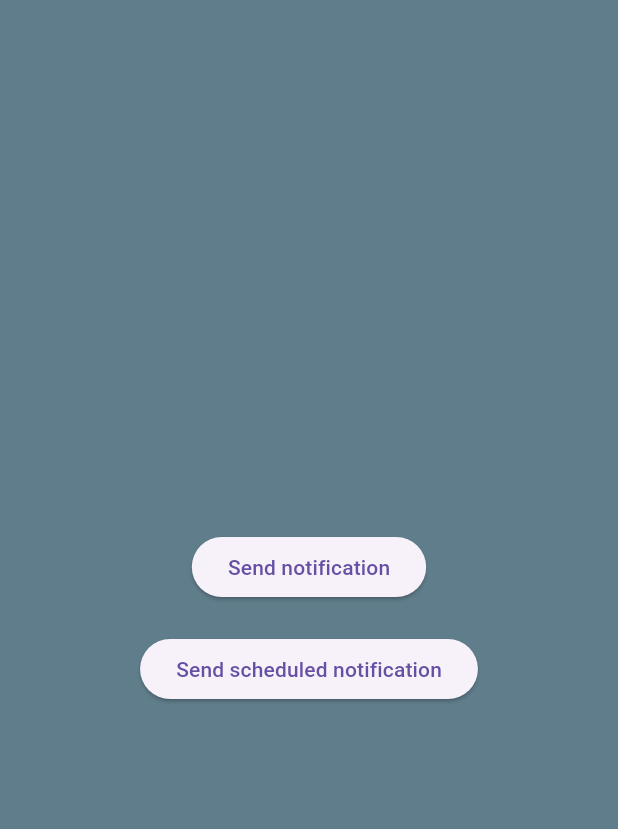
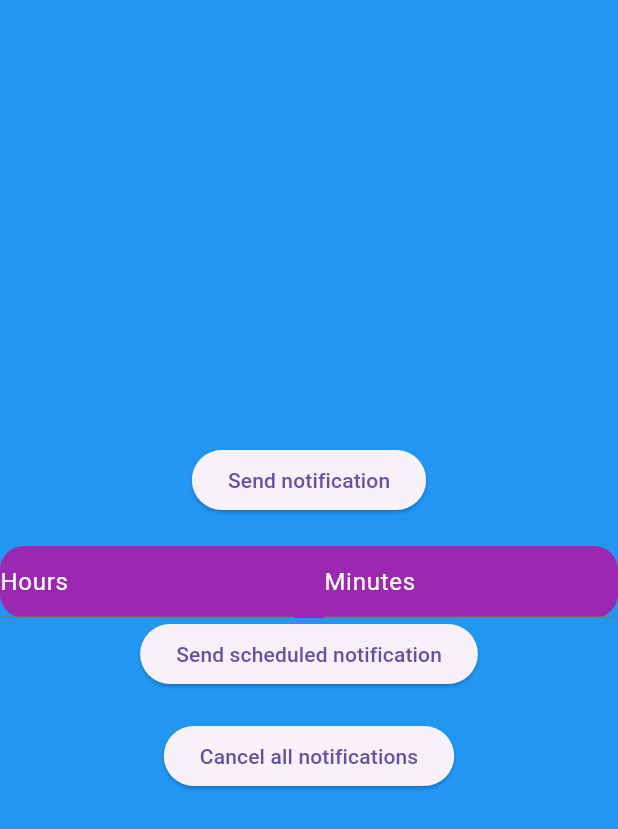
Before and after one commit to erolegerkan/flutter_local_notifications, a Flutter app: the screen it shows after launch, after a tap on "Send scheduled notification", on a phone screen of 412 x 824 dp. Shown: the top 829 px of the screen. Run offline on Flutter 3.47's test engine with Material 3 defaults, Android fonts, the phone set to English and light mode, and no system bars; our stand-ins replace flutter_local_notifications, flutter_timezone, permission_handler, timezone.

Commit message:
[NotificationService] {feat} : Adds permissions for Android

```diff
--- a/lib/home_page.dart
+++ b/lib/home_page.dart
@@ -9,8 +9,10 @@ class HomePage extends StatelessWidget {
   @override
   Widget build(BuildContext context) {
     int counter = 0;
+    TextEditingController hourController = TextEditingController();
+    TextEditingController minuteController = TextEditingController();
     return Scaffold(
-      backgroundColor: Colors.blueGrey,
+      backgroundColor: Colors.blue,
       body: Center(
         child: Column(
           mainAxisAlignment: MainAxisAlignment.center,
@@ -28,11 +30,47 @@ class HomePage extends StatelessWidget {
               child: Text('Send notification'),
             ),
             const SizedBox(height: 20),
+            Container(
+              decoration: BoxDecoration(
+                borderRadius: BorderRadius.circular(16),
+                color: Colors.purple,
+              ),
+              child: Row(
+                mainAxisAlignment: MainAxisAlignment.center,
+                children: [
+                  Expanded(
+                    child: TextField(
+                      controller: hourController,
+                      decoration: InputDecoration(
+                        hintText: 'Hours',
+                        hintStyle: TextStyle(
+                          color: Colors.white,
+                        ),
+                      ),
+                    ),
+                  ),
+                  const SizedBox(
+                    width: 20,
+                  ),
+                  Expanded(
+                    child: TextField(
+                      controller: minuteController,
+                      decoration: InputDecoration(
+                        hintText: 'Minutes',
+                        hintStyle: TextStyle(
+                          color: Colors.white,
+                        ),
+                      ),
+                    ),
+                  ),
+                ],
+              ),
+            ),
             ElevatedButton(
               onPressed: () {
                 //NotificationService().initNotification;
-                int hour = 16;
-                int minute = 33;
+                int hour = int.parse(hourController.text);
+                int minute = int.parse(minuteController.text);
                 NotificationService().scheduledNotification(
                   title: 'Scheduled notification',
                   body: 'Scheduled notification test',
@@ -44,6 +82,14 @@ class HomePage extends StatelessWidget {
               },
               child: Text('Send scheduled notification'),
             ),
+            const SizedBox(height: 20),
+            ElevatedButton(
+              onPressed: () {
+                NotificationService().cancelAllNotifications();
+                log("All notifications cancelled successfully");
+              },
+              child: Text('Cancel all notifications'),
+            ),
           ],
         ),
       ),
--- a/lib/main.dart
+++ b/lib/main.dart
@@ -4,7 +4,7 @@ import 'package:notifications_demo/notification_service.dart';
 
 void main() {
   WidgetsFlutterBinding.ensureInitialized();
-
+  NotificationService().takeUserPermit();
   //init notifications
   NotificationService().initNotification();
 
--- a/lib/notification_service.dart
+++ b/lib/notification_service.dart
@@ -12,6 +12,25 @@ class NotificationService {
   bool _isInitiliazed = false;
 
   bool get isInitialized => _isInitiliazed;
+
+  Future<void> takeUserPermit() async {
+    // Kullanıcıdan bildirim izni iste
+    await requestNotificationPermission();
+
+    // Eğer Android 12+ ise, tam zamanlı (exact) alarm izni de iste
+    if ( Platform.isAndroid && await Permission.scheduleExactAlarm.isDenied) {
+      await Permission.scheduleExactAlarm.request();
+    }
+
+    // Burada bildirimleri başlat
+    await initNotification();
+  }
+
+  Future<void> requestNotificationPermission() async {
+    if (await Permission.notification.isDenied) {
+      await Permission.notification.request();
+    }
+  }
 
   // INITALIZE
   Future<void> initNotification() async {
@@ -90,10 +109,18 @@ class NotificationService {
       hour,
       minute,
     );
-    if(Platform.isAndroid){
-      await Permission.scheduleExactAlarm.request().isGranted;
+    // if(Platform.isAndroid){
+    //   await Permission.scheduleExactAlarm.request().isGranted;
+    // }
+    //if (await Permission.scheduleExactAlarm.request().isGranted) {
+    if (Platform.isAndroid) {
+      var status = await Permission.scheduleExactAlarm.request();
+      if (!status.isGranted) {
+        return;
       }
-    //if (await Permission.scheduleExactAlarm.request().isGranted) {
+      await Permission.ignoreBatteryOptimizations.request();
+    }
+
     await notificationsPlugin.zonedSchedule(
       id,
       title,
@@ -106,7 +133,7 @@ class NotificationService {
           UILocalNotificationDateInterpretation.absoluteTime,
 
       // android specific : allow notifications while device is in low - power mode
-        androidScheduleMode: AndroidScheduleMode.exactAllowWhileIdle,
+      androidScheduleMode: AndroidScheduleMode.alarmClock,
 
       // Make notification repeat daily at the same time
       matchDateTimeComponents: DateTimeComponents.time,
```
Also changed, not shown: 4 other files. Lines whose indentation alone changed are shown as unchanged.
